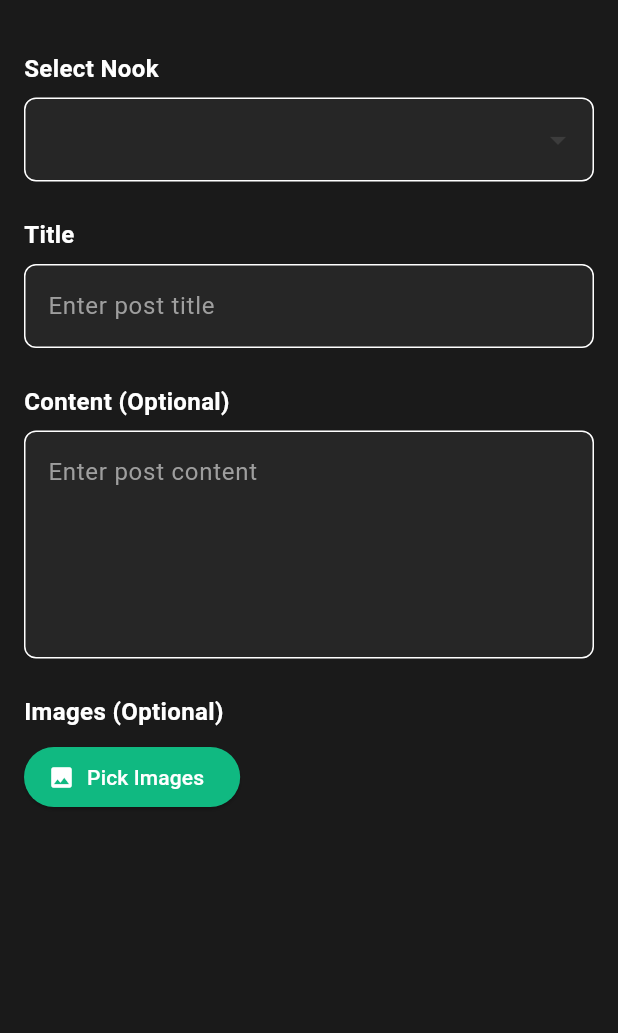
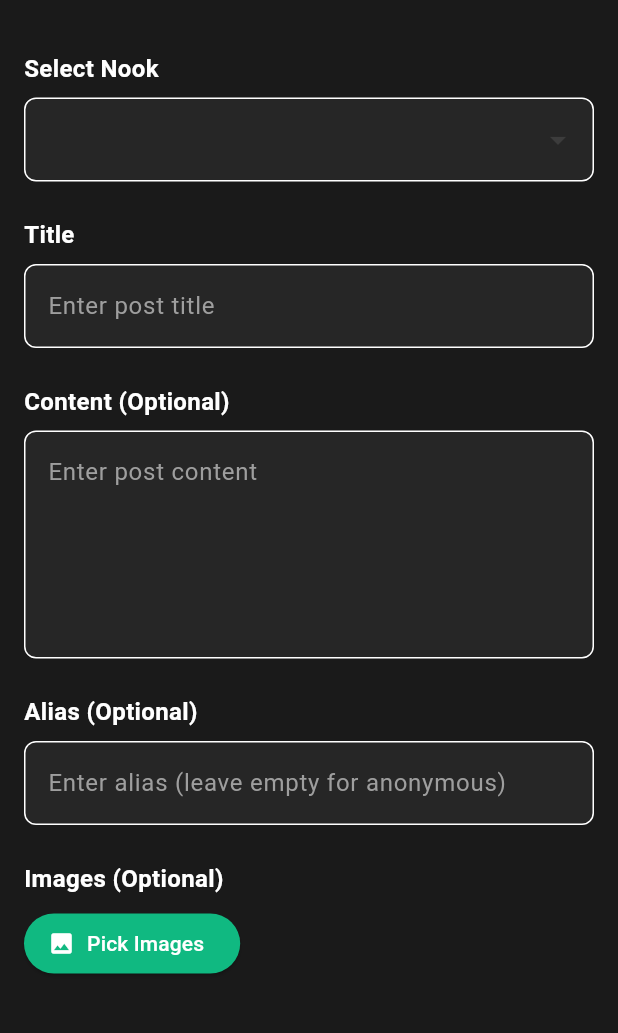
Before and after one commit to GoobleSquibbins/pemmob_projek_25, a Flutter app: the CreatePostPage screen opened by its route, on a phone screen of 412 x 824 dp, the part 57-1090 px from its top. Run offline on Flutter 3.47's test engine with Material 3 defaults, Android fonts, the phone set to English and light mode, and no system bars; our stand-ins replace cached_network_image, carousel_slider, emoji_picker_flutter, get, image_picker, photo_view and 1 more; accounts and stored records are empty; network calls fail.

Commit message:
feat: add alias field to create post form

```diff
--- a/lib/data/repositories/api_repository.dart
+++ b/lib/data/repositories/api_repository.dart
@@ -53,6 +53,7 @@ class ApiRepository {
     String? content,
     required String nookId,
     List<Map<String, dynamic>>? attachments,
+    String? alias,
   }) async {
     final body = <String, dynamic>{
       'title': title,
@@ -65,6 +66,10 @@ class ApiRepository {
 
     if (attachments != null && attachments.isNotEmpty) {
       body['attachment'] = attachments;
+    }
+
+    if (alias != null && alias.isNotEmpty) {
+      body['alias'] = alias;
     }
 
     final response = await _apiService.post('/posts', body);
--- a/lib/presentation/controllers/create_post_controller.dart
+++ b/lib/presentation/controllers/create_post_controller.dart
@@ -14,6 +14,7 @@ class CreatePostController extends GetxController {
   final RxString selectedNookId = ''.obs;
   final RxString title = ''.obs;
   final RxString content = ''.obs;
+  final RxString alias = ''.obs;
   final RxList<File> selectedImages = <File>[].obs;
   final RxBool isUploading = false.obs;
   final RxBool isSubmitting = false.obs;
@@ -115,6 +116,7 @@ class CreatePostController extends GetxController {
         content: content.value.isNotEmpty ? content.value : null,
         nookId: selectedNookId.value,
         attachments: attachments.isNotEmpty ? attachments : null,
+        alias: alias.value.isNotEmpty ? alias.value : null,
       );
 
       isSubmitting.value = false;
--- a/lib/presentation/pages/create_post_page.dart
+++ b/lib/presentation/pages/create_post_page.dart
@@ -166,6 +166,41 @@ class CreatePostPage extends StatelessWidget {
                 ),
                 const SizedBox(height: AppConstants.spacingLarge),
                 const Text(
+                  'Alias (Optional)',
+                  style: TextStyle(
+                    color: AppConstants.textPrimaryColor,
+                    fontSize: 16,
+                    fontWeight: FontWeight.bold,
+                  ),
+                ),
+                const SizedBox(height: AppConstants.spacingSmall),
+                TextField(
+                  onChanged: (value) => controller.alias.value = value,
+                  style: const TextStyle(color: AppConstants.textPrimaryColor),
+                  decoration: InputDecoration(
+                    hintText: 'Enter alias (leave empty for anonymous)',
+                    hintStyle: const TextStyle(
+                      color: AppConstants.textSecondaryColor,
+                    ),
+                    filled: true,
+                    fillColor: AppConstants.surfaceColor,
+                    border: OutlineInputBorder(
+                      borderRadius: BorderRadius.circular(
+                        AppConstants.borderRadiusSmall,
+                      ),
+                    ),
+                    focusedBorder: OutlineInputBorder(
+                      borderRadius: BorderRadius.circular(
+                        AppConstants.borderRadiusSmall,
+                      ),
+                      borderSide: const BorderSide(
+                        color: AppConstants.primaryColor,
+                      ),
+                    ),
+                  ),
+                ),
+                const SizedBox(height: AppConstants.spacingLarge),
+                const Text(
                   'Images (Optional)',
                   style: TextStyle(
                     color: AppConstants.textPrimaryColor,
```
